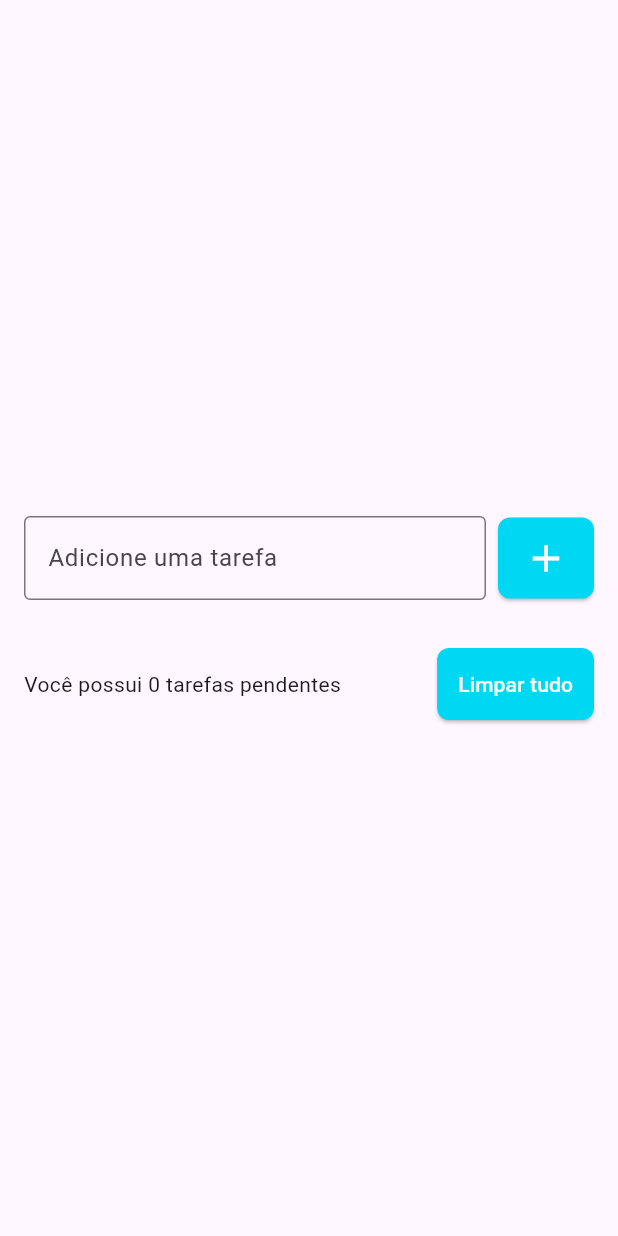
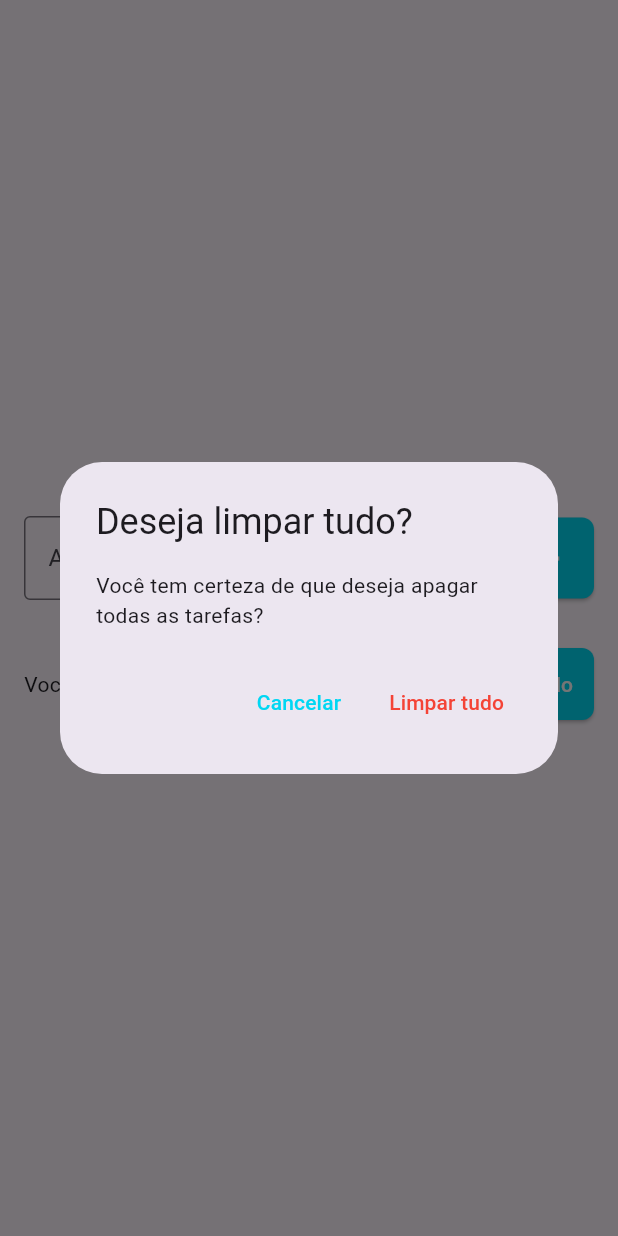
Before and after one commit to silviofrancoms10/todo_list, a Flutter app: the screen it shows after launch, after a tap on "Limpar tudo", on a phone screen of 412 x 824 dp. Run offline on Flutter 3.47's test engine with Material 3 defaults, Android fonts, the phone set to English and light mode, and no system bars; our stand-ins replace flutter_slidable.

Commit message:
Botão de limpar tudo da lista, confirmação com a caixa de dialogo.

```diff
--- a/lib/pages/task_list_page.dart
+++ b/lib/pages/task_list_page.dart
@@ -101,8 +101,10 @@ class _TaskListPageState extends State<TaskListPage> {
                       width: 8,
                     ),
                     ElevatedButton(
-                      onPressed: () {},
                       child: Text("Limpar tudo"),
+                      onPressed: () {
+                        showDeleteTasksConfirmationDialog();
+                      },
                       style: ElevatedButton.styleFrom(
                         shape: RoundedRectangleBorder(
                             borderRadius: BorderRadius.circular(8)),
@@ -151,4 +153,38 @@ class _TaskListPageState extends State<TaskListPage> {
       ),
     );
   }
+
+  void showDeleteTasksConfirmationDialog() {
+    showDialog(
+      context: context,
+      builder: (context) => AlertDialog(
+        title: Text("Deseja limpar tudo?"),
+        content:
+            Text("Você tem certeza de que deseja apagar todas as tarefas?"),
+        actions: [
+          TextButton(
+            onPressed: () {
+              Navigator.of(context).pop();
+            },
+            style: TextButton.styleFrom(foregroundColor: Color(0xff00d7f3)),
+            child: Text("Cancelar"),
+          ),
+          TextButton(
+            onPressed: () {
+              Navigator.of(context).pop();
+              deleteAllTasks();
+            },
+            style: TextButton.styleFrom(foregroundColor: Colors.red),
+
+            child: Text("Limpar tudo"),
+          ),
+        ],
+      ),
+    );
+  }
+  void deleteAllTasks() {
+    setState(() {
+      tasks.clear();
+    });
+  }
 }
```
